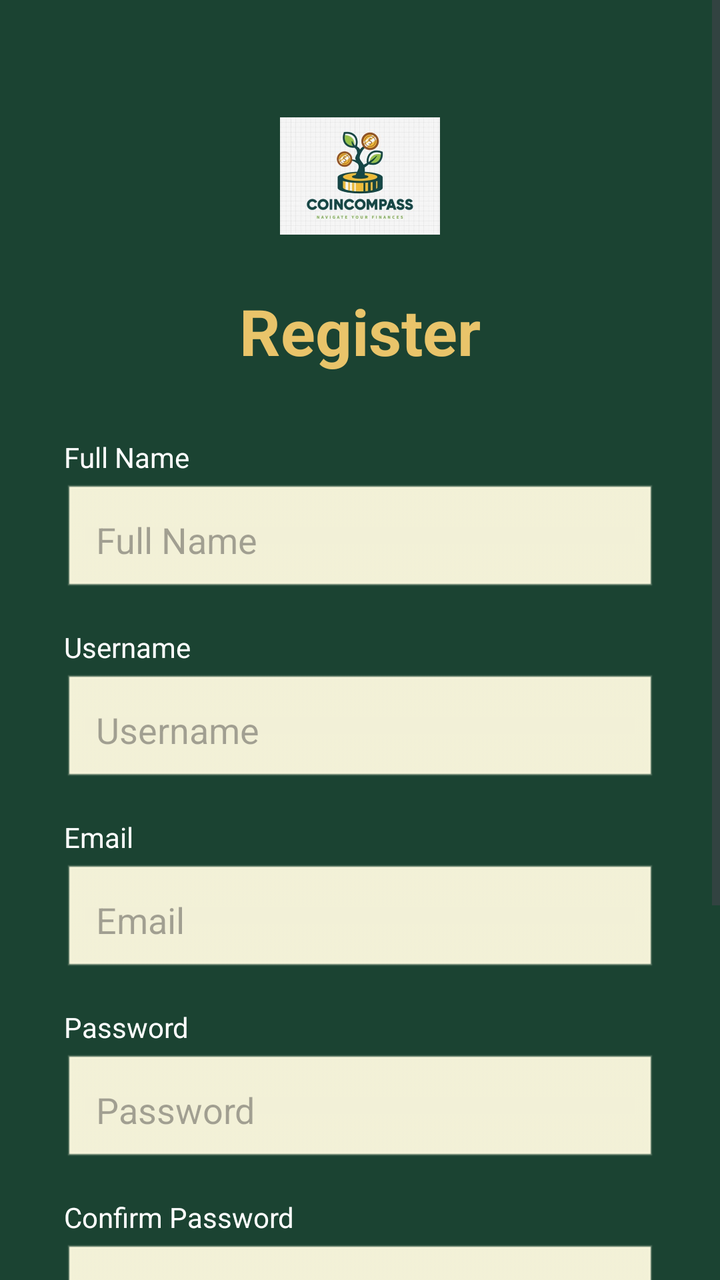
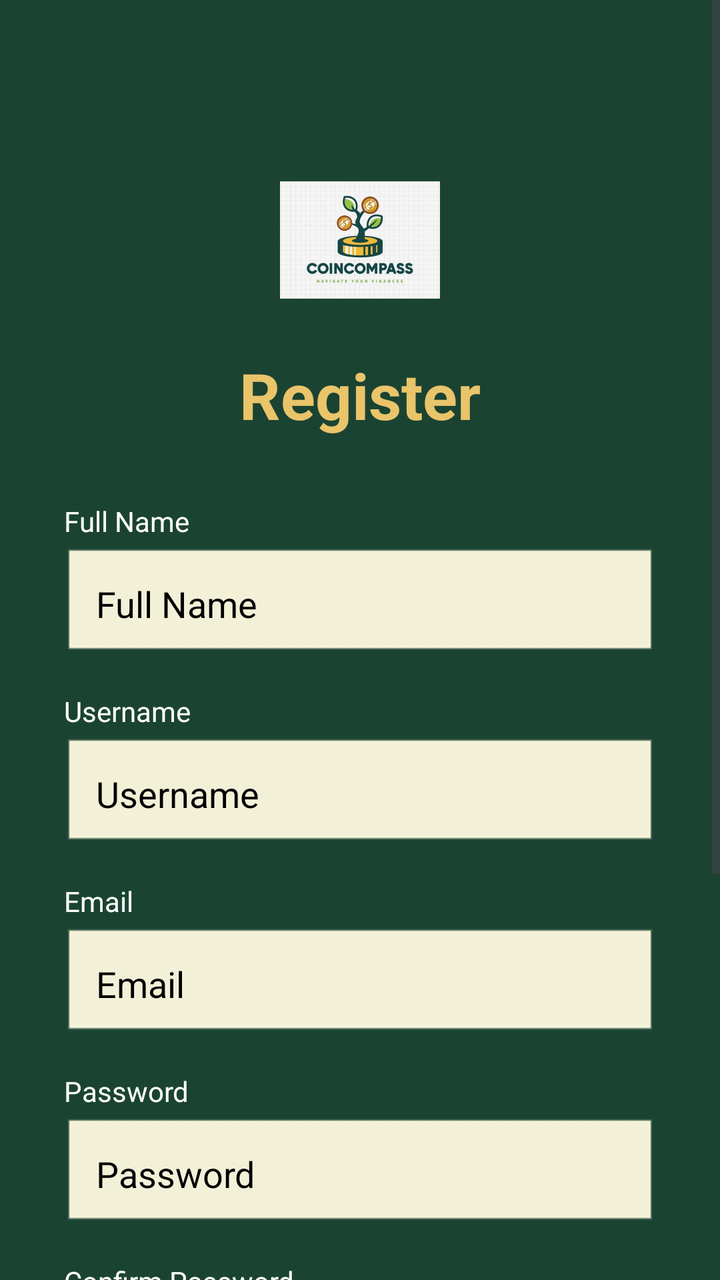

Before-and-after screenshots of an Android layout around one commit, followed by the original layout XML and the change that was made.
<!-- AndroidManifest.xml: application theme Theme.CoinCompass -->
<!-- res/layout/activity_register.xml -->
<?xml version="1.0" encoding="utf-8"?>
<ScrollView xmlns:android="http://schemas.android.com/apk/res/android"
    xmlns:app="http://schemas.android.com/apk/res-auto"
    xmlns:tools="http://schemas.android.com/tools"
    android:layout_width="match_parent"
    android:layout_height="match_parent"
    android:background="@color/dark_green">

    <androidx.constraintlayout.widget.ConstraintLayout
        android:layout_width="match_parent"
        android:layout_height="wrap_content"
        android:padding="32dp">

        <ImageView
            android:id="@+id/logo"
            android:layout_width="80dp"
            android:layout_height="80dp"
            android:layout_marginTop="16dp"
            android:contentDescription="Logo"
            app:layout_constraintEnd_toEndOf="parent"
            app:layout_constraintStart_toStartOf="parent"
            app:layout_constraintTop_toTopOf="parent"
            app:srcCompat="@drawable/ic_logo" />

        <TextView
            android:id="@+id/title"
            android:layout_width="wrap_content"
            android:layout_height="wrap_content"
            android:layout_marginTop="16dp"
            android:text="Register"
            android:textColor="@color/gold"
            android:textSize="32sp"
            android:textStyle="bold"
            app:layout_constraintEnd_toEndOf="parent"
            app:layout_constraintStart_toStartOf="parent"
            app:layout_constraintTop_toBottomOf="@id/logo" />

        <LinearLayout
            android:id="@+id/fields_container"
            android:layout_width="match_parent"
            android:layout_height="wrap_content"
            android:layout_marginTop="32dp"
            android:orientation="vertical"
            app:layout_constraintTop_toBottomOf="@id/title">

            <TextView
                android:layout_width="wrap_content"
                android:layout_height="wrap_content"
                android:text="Full Name"
                android:textColor="@color/white"
                android:layout_marginBottom="4dp"/>
            <EditText
                android:id="@+id/name_edit"
                android:layout_width="match_parent"
                android:layout_height="56dp"
                android:background="@android:drawable/edit_text"
                android:backgroundTint="@color/cream_input"
                android:hint="Full Name"
                android:padding="16dp" />

            <TextView
                android:layout_width="wrap_content"
                android:layout_height="wrap_content"
                android:text="Username"
                android:textColor="@color/white"
                android:layout_marginTop="16dp"
                android:layout_marginBottom="4dp"/>
            <EditText
                android:id="@+id/username_edit"
                android:layout_width="match_parent"
                android:layout_height="56dp"
                android:background="@android:drawable/edit_text"
                android:backgroundTint="@color/cream_input"
                android:hint="Username"
                android:padding="16dp" />

            <TextView
                android:layout_width="wrap_content"
                android:layout_height="wrap_content"
                android:text="Email"
                android:textColor="@color/white"
                android:layout_marginTop="16dp"
                android:layout_marginBottom="4dp"/>
            <EditText
                android:id="@+id/email_edit"
                android:layout_width="match_parent"
                android:layout_height="56dp"
                android:background="@android:drawable/edit_text"
                android:backgroundTint="@color/cream_input"
                android:hint="Email"
                android:inputType="textEmailAddress"
                android:padding="16dp" />

            <TextView
                android:layout_width="wrap_content"
                android:layout_height="wrap_content"
                android:text="Password"
                android:textColor="@color/white"
                android:layout_marginTop="16dp"
                android:layout_marginBottom="4dp"/>
            <EditText
                android:id="@+id/password_edit"
                android:layout_width="match_parent"
                android:layout_height="56dp"
                android:background="@android:drawable/edit_text"
                android:backgroundTint="@color/cream_input"
                android:hint="Password"
                android:inputType="textPassword"
                android:padding="16dp" />

            <TextView
                android:layout_width="wrap_content"
                android:layout_height="wrap_content"
                android:text="Confirm Password"
                android:textColor="@color/white"
                android:layout_marginTop="16dp"
                android:layout_marginBottom="4dp"/>
            <EditText
                android:id="@+id/confirm_password_edit"
                android:layout_width="match_parent"
                android:layout_height="56dp"
                android:background="@android:drawable/edit_text"
                android:backgroundTint="@color/cream_input"
                android:hint="Confirm Password"
                android:inputType="textPassword"
                android:padding="16dp" />

            <CheckBox
                android:id="@+id/terms_checkbox"
                android:layout_width="wrap_content"
                android:layout_height="wrap_content"
                android:layout_marginTop="16dp"
                android:text="I agree to terms"
                android:textColor="@color/white" />

            <Button
                android:id="@+id/register_button"
                android:layout_width="match_parent"
                android:layout_height="56dp"
                android:layout_marginTop="32dp"
                android:backgroundTint="@color/gold"
                android:text="Register"
                android:textAllCaps="false"
                android:textColor="@color/black"
                android:textStyle="bold" />

        </LinearLayout>

        <TextView
            android:id="@+id/login_link"
            android:layout_width="wrap_content"
            android:layout_height="wrap_content"
            android:layout_marginTop="24dp"
            android:text="Already have an account? Login"
            android:textColor="@color/white"
            app:layout_constraintEnd_toEndOf="parent"
            app:layout_constraintStart_toStartOf="parent"
            app:layout_constraintTop_toBottomOf="@id/fields_container" />

    </androidx.constraintlayout.widget.ConstraintLayout>
</ScrollView>
<!-- resources referenced by this layout -->
<resources>
  <color name="black">#FF000000</color>
  <color name="cream_input">#FEFAE0</color>
  <color name="dark_green">#1B4332</color>
  <color name="gold">#E9C46A</color>
  <color name="white">#FFFFFFFF</color>
  <!-- drawable ic_logo: jpg bitmap (drawable, 38306 bytes) -->
  <style name="Theme.CoinCompass" parent="Base.Theme.CoinCompass" />
  <style name="Base.Theme.CoinCompass" parent="Theme.Material3.DayNight.NoActionBar">
          <item name="colorPrimary">@color/primary</item>
          <item name="colorPrimaryDark">@color/primary_dark</item>
          <item name="colorAccent">@color/accent</item>
      </style>
  <color name="primary">#1B4332</color>
  <color name="primary_dark">#081C15</color>
  <color name="accent">#E9C46A</color>
</resources>

<!-- the commit's change to res/layout/activity_register.xml (unified diff, before → after) -->
@@ -9,7 +9,9 @@
     <androidx.constraintlayout.widget.ConstraintLayout
         android:layout_width="match_parent"
         android:layout_height="wrap_content"
-        android:padding="32dp">
+        android:paddingHorizontal="32dp"
+        android:paddingTop="64dp"
+        android:paddingBottom="32dp">
 
         <ImageView
             android:id="@+id/logo"
@@ -56,7 +58,9 @@
                 android:background="@android:drawable/edit_text"
                 android:backgroundTint="@color/cream_input"
                 android:hint="Full Name"
-                android:padding="16dp" />
+                android:padding="16dp"
+                android:textColor="@color/black"
+                android:textColorHint="@color/black" />
 
             <TextView
                 android:layout_width="wrap_content"
@@ -72,7 +76,9 @@
                 android:background="@android:drawable/edit_text"
                 android:backgroundTint="@color/cream_input"
                 android:hint="Username"
-                android:padding="16dp" />
+                android:padding="16dp"
+                android:textColor="@color/black"
+                android:textColorHint="@color/black" />
 
             <TextView
                 android:layout_width="wrap_content"
@@ -89,7 +95,9 @@
                 android:backgroundTint="@color/cream_input"
                 android:hint="Email"
                 android:inputType="textEmailAddress"
-                android:padding="16dp" />
+                android:padding="16dp"
+                android:textColor="@color/black"
+                android:textColorHint="@color/black" />
 
             <TextView
                 android:layout_width="wrap_content"
@@ -106,7 +114,9 @@
                 android:backgroundTint="@color/cream_input"
                 android:hint="Password"
                 android:inputType="textPassword"
-                android:padding="16dp" />
+                android:padding="16dp"
+                android:textColor="@color/black"
+                android:textColorHint="@color/black" />
 
             <TextView
                 android:layout_width="wrap_content"
@@ -123,7 +133,9 @@
                 android:backgroundTint="@color/cream_input"
                 android:hint="Confirm Password"
                 android:inputType="textPassword"
-                android:padding="16dp" />
+                android:padding="16dp"
+                android:textColor="@color/black"
+                android:textColorHint="@color/black" />
 
             <CheckBox
                 android:id="@+id/terms_checkbox"
<!-- resource entries referenced after the edit -->
@@ -11,9 +11,11 @@
           <item name="colorPrimary">@color/primary</item>
           <item name="colorPrimaryDark">@color/primary_dark</item>
           <item name="colorAccent">@color/accent</item>
+          <item name="colorSecondaryContainer">@color/light_green</item>
       </style>
   <color name="primary">#1B4332</color>
   <color name="primary_dark">#081C15</color>
   <color name="accent">#E9C46A</color>
+  <color name="light_green">#D8E2DC</color>
 </resources>
 
